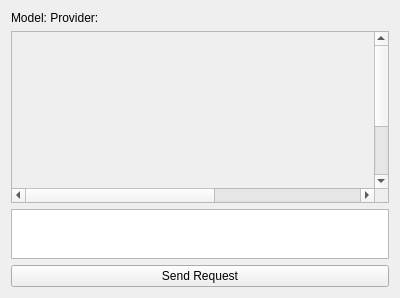
First picture: the form in Gems/GenAIFramework/Code/Source/UI/AIChatWidget.ui, repository RobotecAI/o3de-genai-gems, before the edit.
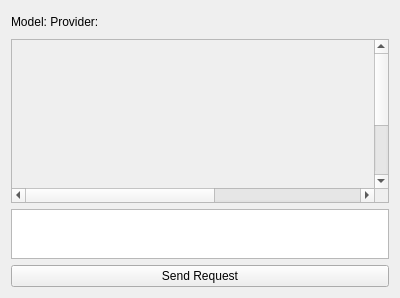
Second picture: the form after the edit.

Commit message: Move NewChat to a tab

The edit to the form file:
```diff
--- a/Gems/GenAIFramework/Code/Source/UI/AIChatWidget.ui
+++ b/Gems/GenAIFramework/Code/Source/UI/AIChatWidget.ui
@@ -15,6 +15,8 @@
   </property>
   <layout class="QVBoxLayout" name="verticalLayout">
    <item>
+    <layout class="QHBoxLayout" name="horizontalLayout">
+     <item>
     <widget class="QLabel" name="configDescription">
      <property name="text">
       <string>Model: Provider:</string>
@@ -22,6 +24,33 @@
     </widget>
    </item>
    <item>
+      <widget class="QPushButton" name="closeButton">
+       <property name="sizePolicy">
+        <sizepolicy hsizetype="Fixed" vsizetype="Fixed">
+         <horstretch>0</horstretch>
+         <verstretch>0</verstretch>
+        </sizepolicy>
+       </property>
+       <property name="maximumSize">
+        <size>
+         <width>25</width>
+         <height>25</height>
+        </size>
+       </property>
+       <property name="toolTip">
+        <string>Close chat</string>
+       </property>
+       <property name="text">
+        <string/>
+       </property>
+       <property name="flat">
+        <bool>true</bool>
+       </property>
+      </widget>
+     </item>
+    </layout>
+   </item>
+   <item>
     <widget class="QScrollArea" name="scrollArea">
      <property name="alignment">
       <set>Qt::AlignBottom|Qt::AlignLeading|Qt::AlignLeft</set>
@@ -45,8 +74,6 @@
     </widget>
    </item>
    <item>
-    <layout class="QHBoxLayout" name="horizontalLayout">
-     <item>
       <widget class="QTextEdit" name="textEdit">
        <property name="sizePolicy">
         <sizepolicy hsizetype="Expanding" vsizetype="Fixed">
@@ -60,15 +87,7 @@
          <height>50</height>
         </size>
        </property>
-       <property name="baseSize">
-        <size>
-         <width>0</width>
-         <height>0</height>
-        </size>
-       </property>
-      </widget>
-     </item>
-    </layout>
+    </widget>
    </item>
    <item>
     <widget class="QPushButton" name="SendBtn">
```
Lines whose indentation alone changed are shown as unchanged. The commit also changes 5 other files.
